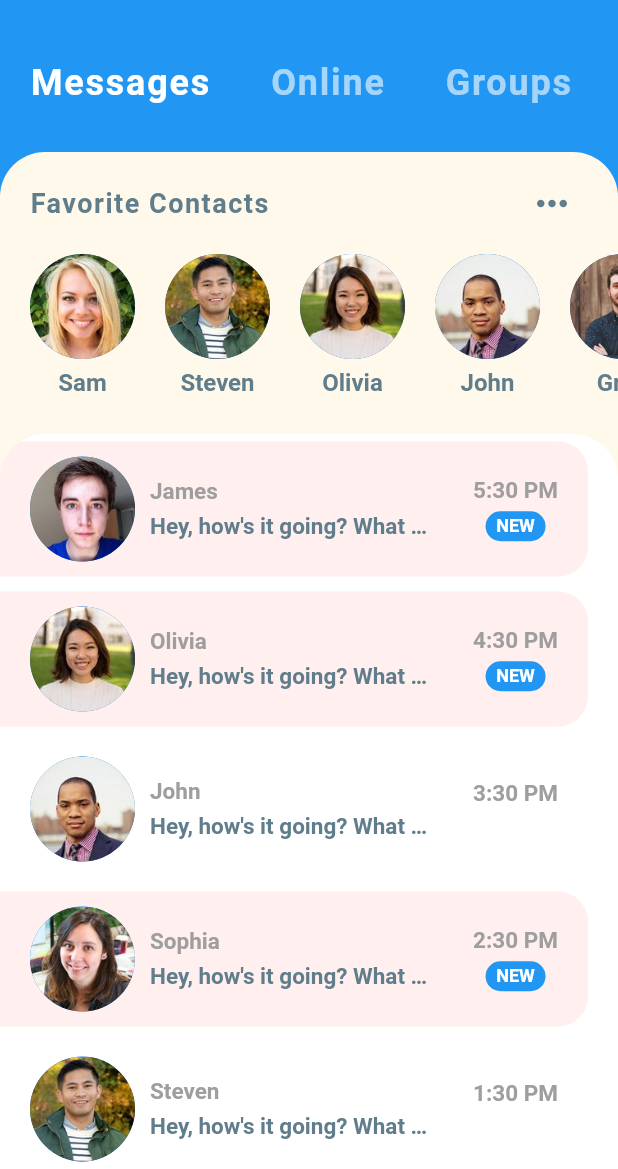
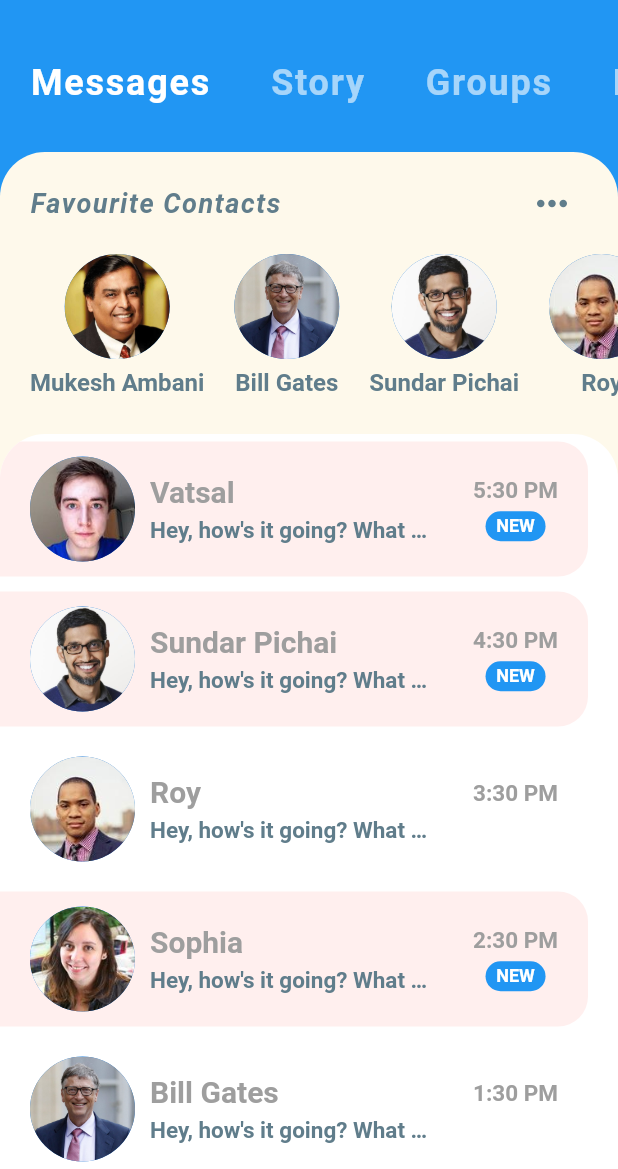
Before and after one commit to sarthkjn/chat-application, a Flutter app: the screen it shows after launch, on a phone screen of 412 x 824 dp, the part 67-1236 px from its top. Run offline on Flutter 3.47's test engine with Material 2 defaults, Android fonts, the phone set to English and light mode, and no system bars; Roboto replaces fonts that are missing (arial, cursive).

Commit message:
contacts update

```diff
--- a/lib/models/message_model.dart
+++ b/lib/models/message_model.dart
@@ -29,58 +29,58 @@ final User greg = User(
   name: 'Greg',
   imageUrl: 'assets/images/greg.jpg',
 );
-final User james = User(
+final User vatsal = User(
   id: 2,
-  name: 'James',
+  name: 'Vatsal',
   imageUrl: 'assets/images/james.jpg',
 );
-final User john = User(
+final User roy = User(
   id: 3,
-  name: 'John',
+  name: 'Roy',
   imageUrl: 'assets/images/john.jpg',
 );
-final User olivia = User(
+final User sundar = User(
   id: 4,
-  name: 'Olivia',
-  imageUrl: 'assets/images/olivia.jpg',
+  name: 'Sundar Pichai',
+  imageUrl: 'assets/images/sundar.jpg',
 );
-final User sam = User(
+final User mukesh = User(
   id: 5,
-  name: 'Sam',
-  imageUrl: 'assets/images/sam.jpg',
+  name: 'Mukesh Ambani',
+  imageUrl: 'assets/images/mukesh.jpg',
 );
 final User sophia = User(
   id: 6,
   name: 'Sophia',
   imageUrl: 'assets/images/sophia.jpg',
 );
-final User steven = User(
+final User bill = User(
   id: 7,
-  name: 'Steven',
-  imageUrl: 'assets/images/steven.jpg',
+  name: 'Bill Gates',
+  imageUrl: 'assets/images/bill.jpg',
 );
 
 // FAVORITE CONTACTS
-List<User> favorites = [sam, steven, olivia, john, greg];
+List<User> favorites = [mukesh, bill, sundar, roy, greg];
 
 // EXAMPLE CHATS ON HOME SCREEN
 List<Message> chats = [
   Message(
-    sender: james,
+    sender: vatsal,
     time: '5:30 PM',
     text: 'Hey, how\'s it going? What did you do today?',
     isLiked: false,
     unread: true,
   ),
   Message(
-    sender: olivia,
+    sender: sundar,
     time: '4:30 PM',
     text: 'Hey, how\'s it going? What did you do today?',
     isLiked: false,
     unread: true,
   ),
   Message(
-    sender: john,
+    sender: roy,
     time: '3:30 PM',
     text: 'Hey, how\'s it going? What did you do today?',
     isLiked: false,
@@ -94,14 +94,14 @@ List<Message> chats = [
     unread: true,
   ),
   Message(
-    sender: steven,
+    sender: bill,
     time: '1:30 PM',
     text: 'Hey, how\'s it going? What did you do today?',
     isLiked: false,
     unread: false,
   ),
   Message(
-    sender: sam,
+    sender: mukesh,
     time: '12:30 PM',
     text: 'Hey, how\'s it going? What did you do today?',
     isLiked: false,
@@ -119,44 +119,44 @@ List<Message> chats = [
 // EXAMPLE MESSAGES IN CHAT SCREEN
 List<Message> messages = [
   Message(
-    sender: james,
+    sender: vatsal,
     time: '5:30 PM',
-    text: 'Hey, how\'s it going? What did you do today?',
+    text: 'Yes!!',
     isLiked: true,
     unread: true,
   ),
   Message(
     sender: currentUser,
     time: '4:30 PM',
-    text: 'Just walked my doge. She was super duper cute. The best pupper!!',
+    text: 'Did you learn Data Structures and Algorithms as well?',
     isLiked: false,
     unread: true,
   ),
   Message(
-    sender: james,
+    sender: vatsal,
     time: '3:45 PM',
-    text: 'How\'s the doggo?',
+    text: 'It is very interesting',
     isLiked: false,
     unread: true,
   ),
   Message(
-    sender: james,
+    sender: vatsal,
     time: '3:15 PM',
-    text: 'All the food',
+    text: 'C++ programming',
     isLiked: true,
     unread: true,
   ),
   Message(
     sender: currentUser,
     time: '2:30 PM',
-    text: 'Nice! What kind of food did you eat?',
+    text: 'Nice! Which one?',
     isLiked: false,
     unread: true,
   ),
   Message(
-    sender: james,
+    sender: vatsal,
     time: '2:00 PM',
-    text: 'I ate so much food today.',
+    text: 'I finally learned a programming language.',
     isLiked: false,
     unread: true,
   ),
--- a/lib/widgets/category_selector.dart
+++ b/lib/widgets/category_selector.dart
@@ -7,7 +7,7 @@ class CategorySelector extends StatefulWidget {
 
 class _CategorySelectorState extends State<CategorySelector> {
   int selectedIndex = 0;
-  final List<String> categories = ['Messages', 'Online', 'Groups', 'Requests'];
+  final List<String> categories = ['Messages', 'Story', 'Groups', 'Requests'];
 
   @override
   Widget build(BuildContext context) {
--- a/lib/widgets/favorite_contacts.dart
+++ b/lib/widgets/favorite_contacts.dart
@@ -15,11 +15,12 @@ class FavoriteContacts extends StatelessWidget {
               mainAxisAlignment: MainAxisAlignment.spaceBetween,
               children: <Widget>[
                 Text(
-                  'Favorite Contacts',
+                  'Favourite Contacts',
                   style: TextStyle(
                     color: Colors.blueGrey,
                     fontSize: 18.0,
                     fontWeight: FontWeight.bold,
+                    fontStyle: FontStyle.italic,
                     letterSpacing: 1.0,
                   ),
                 ),
@@ -66,6 +67,7 @@ class FavoriteContacts extends StatelessWidget {
                             color: Colors.blueGrey,
                             fontSize: 16.0,
                             fontWeight: FontWeight.w600,
+                            fontFamily: "cursive",
                           ),
                         ),
                       ],
--- a/lib/widgets/recent_chats.dart
+++ b/lib/widgets/recent_chats.dart
@@ -60,8 +60,9 @@ class RecentChats extends StatelessWidget {
                                 chat.sender.name,
                                 style: TextStyle(
                                   color: Colors.grey,
-                                  fontSize: 15.0,
+                                  fontSize: 20.0,
                                   fontWeight: FontWeight.bold,
+                                  fontFamily: "cursive",
                                 ),
                               ),
                               SizedBox(height: 5.0),
@@ -73,6 +74,7 @@ class RecentChats extends StatelessWidget {
                                     color: Colors.blueGrey,
                                     fontSize: 15.0,
                                     fontWeight: FontWeight.w600,
+                                    fontFamily: "arial",
                                   ),
                                   overflow: TextOverflow.ellipsis,
                                 ),
@@ -89,6 +91,7 @@ class RecentChats extends StatelessWidget {
                               color: Colors.grey,
                               fontSize: 15.0,
                               fontWeight: FontWeight.bold,
+                              fontFamily: "arial",
                             ),
                           ),
                           SizedBox(height: 5.0),
```
Also changed, not shown: assets/images/bill.jpg (added), assets/images/mukesh.jpg (added), assets/images/sundar.jpg (added).
